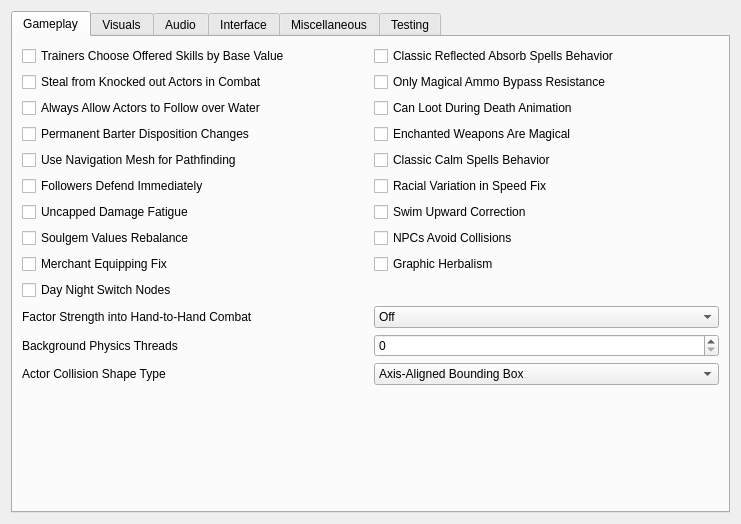
Old version of the form apps/launcher/ui/settingspage.ui in the repository OpenBethesda/OpenFallout.
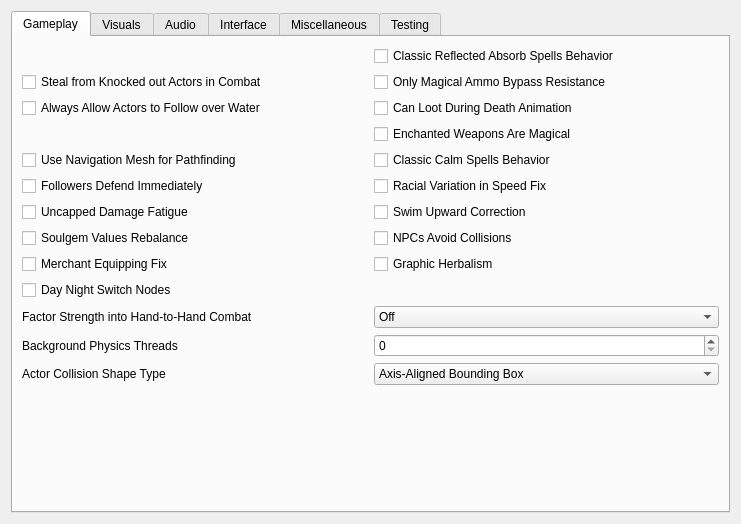
New version of the form.

Diff of the .ui file:
```diff
--- a/apps/launcher/ui/settingspage.ui
+++ b/apps/launcher/ui/settingspage.ui
@@ -43,16 +43,6 @@
            </property>
           </widget>
          </item>
-         <item row="7" column="0">
-          <widget class="QCheckBox" name="permanentBarterDispositionChangeCheckBox">
-           <property name="toolTip">
-            <string>&lt;html&gt;&lt;head/&gt;&lt;body&gt;&lt;p&gt;Make disposition change of merchants caused by trading permanent.&lt;/p&gt;&lt;/body&gt;&lt;/html&gt;</string>
-           </property>
-           <property name="text">
-            <string>Permanent Barter Disposition Changes</string>
-           </property>
-          </widget>
-         </item>
          <item row="9" column="1">
           <widget class="QCheckBox" name="normaliseRaceSpeedCheckBox">
            <property name="toolTip">
@@ -173,16 +163,6 @@
            </property>
           </widget>
          </item>
-         <item row="4" column="0">
-          <widget class="QCheckBox" name="trainersTrainingSkillsBasedOnBaseSkillCheckBox">
-           <property name="toolTip">
-            <string>&lt;html&gt;&lt;head/&gt;&lt;body&gt;&lt;p&gt;Trainers now only choose which skills to train using their base skill points, allowing mercantile improving effects to be used without making mercantile an offered skill.&lt;/p&gt;&lt;/body&gt;&lt;/html&gt;</string>
-           </property>
-           <property name="text">
-            <string>Trainers Choose Offered Skills by Base Value</string>
-           </property>
-          </widget>
-         </item>
          <item row="6" column="1">
           <widget class="QCheckBox" name="canLootDuringDeathAnimationCheckBox">
            <property name="toolTip">
```
Left out of the diff: 20 changed lines with no effect on the pictures.
